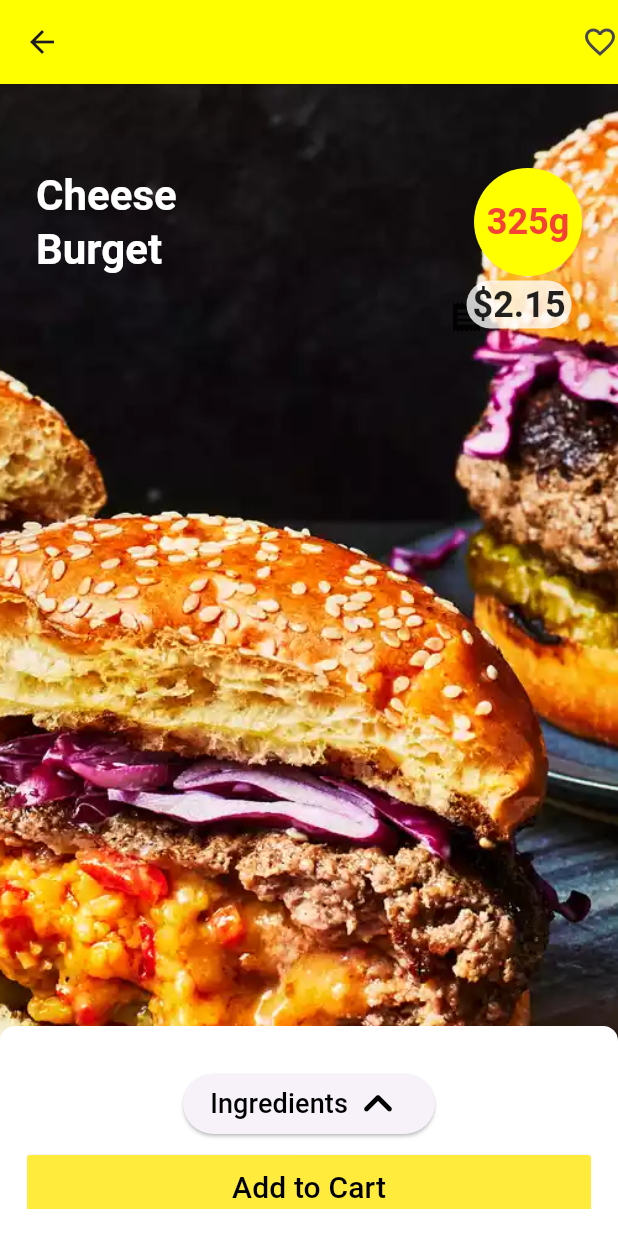
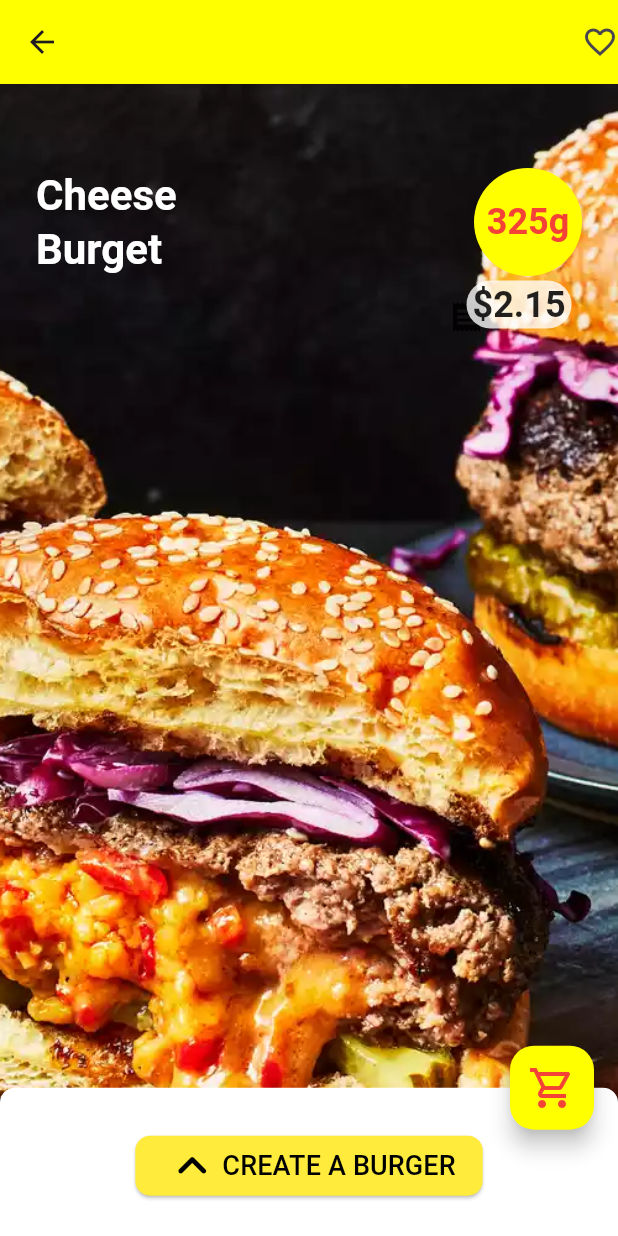
Before and after one commit to JoelEspinal/burger_app, a Flutter app: the DetailPage screen opened directly, on a phone screen of 412 x 824 dp. Run offline on Flutter 3.47's test engine with Material 3 defaults, Android fonts, the light colour scheme and no system bars.

Commit message:
Move to material button

```diff
--- a/lib/src/app.dart
+++ b/lib/src/app.dart
@@ -7,7 +7,7 @@ class App extends StatelessWidget {
   @override
   Widget build(BuildContext context) {
     return MaterialApp(
-      title: 'BURGER APP',
+      title: 'TASTYBURGER',
       theme: ThemeData(
         bottomSheetTheme: const BottomSheetThemeData(
           backgroundColor: Colors.white,
--- a/lib/src/pages.dart/detail_page.dart
+++ b/lib/src/pages.dart/detail_page.dart
@@ -24,7 +24,7 @@ class DetailPage extends StatelessWidget {
       //     size: 32.0,
       //   ),
       // ),
-      actions: [Icon(Icons.favorite_border_outlined)],
+      actions: const [Icon(Icons.favorite_border_outlined)],
     );
 
     var _appBarHeight = _appBar.preferredSize.height;
@@ -102,6 +102,21 @@ class DetailPage extends StatelessWidget {
         ],
       ),
       bottomSheet: IngredientsheetBottomMenu(),
+      floatingActionButton: FloatingActionButton(
+        backgroundColor: Colors.yellowAccent,
+        onPressed: () {
+          const snackBar = SnackBar(content: Text('Yay! Tanks for order!'));
+          ScaffoldMessenger.of(context).showSnackBar(snackBar);
+          Navigator.of(context).pop();
+        },
+        child: const Icon(
+          Icons.shopping_cart_outlined,
+          color: Colors.red,
+          size: 32.0,
+        ),
+      ),
+      floatingActionButtonLocation: FloatingActionButtonLocation.endFloat,
+      resizeToAvoidBottomInset: false,
     );
   }
 }
--- a/lib/src/widgets/ingredients_bottom_menu.dart
+++ b/lib/src/widgets/ingredients_bottom_menu.dart
@@ -10,17 +10,15 @@ class IngredientsheetBottomMenu extends StatefulWidget {
 }
 
 class _IngredientsheetBottomMenuState extends State<IngredientsheetBottomMenu> {
-  GlobalKey<ScaffoldState> _key = GlobalKey();
-
   @override
   Widget build(BuildContext context) {
-    Size _screenSize = MediaQuery.of(context).size;
-    double _height = _screenSize.height;
-    double _sheetHeight = _height * 0.17;
+    Size screenSize = MediaQuery.of(context).size;
+    double height = screenSize.height;
+    double sheetHeight = height * 0.12;
 
     return Container(
       width: double.infinity,
-      height: _sheetHeight,
+      height: sheetHeight,
       padding: const EdgeInsets.all(18.0),
       child: GestureDetector(
         onVerticalDragEnd: (DragEndDetails details) => _showModalSheet(),
@@ -34,21 +32,6 @@ class _IngredientsheetBottomMenuState extends State<IngredientsheetBottomMenu> {
                 ),
               ],
             ),
-            SizedBox(
-              width: double.infinity,
-              height: 44.0,
-              child: MaterialButton(
-                  color: Colors.yellow,
-                  padding: EdgeInsets.symmetric(horizontal: 18.0),
-                  child: const Text(
-                    'Add to Cart',
-                    style: TextStyle(
-                      fontSize: 20,
-                      color: Colors.black,
-                    ),
-                  ),
-                  onPressed: () => {}),
-            ),
           ],
         ),
       ),
@@ -59,7 +42,7 @@ class _IngredientsheetBottomMenuState extends State<IngredientsheetBottomMenu> {
     showModalBottomSheet(
       context: context,
       isScrollControlled: true,
-      shape: RoundedRectangleBorder(
+      shape: const RoundedRectangleBorder(
         borderRadius: BorderRadius.vertical(
           top: Radius.circular(10),
         ),
@@ -68,10 +51,9 @@ class _IngredientsheetBottomMenuState extends State<IngredientsheetBottomMenu> {
         return FractionallySizedBox(
           heightFactor: 0.91,
           child: Container(
-            decoration: BoxDecoration(
-              color: Colors.white,
-              borderRadius:
-                  new BorderRadius.vertical(top: Radius.circular(10.0)),
+            decoration: const BoxDecoration(
+              color: Colors.red,
+              borderRadius: BorderRadius.vertical(top: Radius.circular(10.0)),
             ),
             child: IngredientSheet(),
           ),
--- a/lib/src/widgets/ingredients_button_widget.dart
+++ b/lib/src/widgets/ingredients_button_widget.dart
@@ -2,9 +2,9 @@ import 'package:flutter/material.dart';
 
 class IngredientsButtonWidget extends StatelessWidget {
   final VoidCallback onPressed;
+  bool _isExpanded = false;
 
-  const IngredientsButtonWidget({Key? key, required this.onPressed})
-      : super(key: key);
+  IngredientsButtonWidget({super.key, required this.onPressed});
 
   @override
   Widget build(BuildContext context) {
@@ -12,24 +12,31 @@ class IngredientsButtonWidget extends StatelessWidget {
       padding: const EdgeInsets.symmetric(vertical: 10.0, horizontal: 20.0),
       child: ElevatedButton(
           style: ElevatedButton.styleFrom(
+              shape: RoundedRectangleBorder(
+                borderRadius: BorderRadius.circular(10.0),
+              ),
               padding: const EdgeInsets.symmetric(horizontal: 18.0),
-        ),
-        child: const Row(
+              backgroundColor: Colors.yellow),
+          child: Row(
             mainAxisAlignment: MainAxisAlignment.center,
             children: [
-            Text(
-              'Ingredients',
+              Icon(
+                _isExpanded
+                    ? Icons.expand_more_rounded
+                    : Icons.expand_less_rounded,
+                size: 40.0,
+                color: Colors.black,
+              ),
+              const Text(
+                'CREATE A BURGER',
                 style: TextStyle(fontSize: 18.0, color: Colors.black),
               ),
-            Icon(
-              Icons.expand_less_rounded,
-              size: 40.0,
-              color: Colors.black,
-            )
             ],
           ),
-        onPressed: onPressed,
-      ),
+          onPressed: () {
+            onPressed();
+            _isExpanded = !_isExpanded;
+          }),
     );
   }
 }
```
Also changed, not shown: lib/src/widgets/burger_offer.dart (+7 -15 lines), lib/src/widgets/ingredients_sheet.dart (+25 -3 lines), 4 other files. Lines whose indentation alone changed are shown as unchanged.
